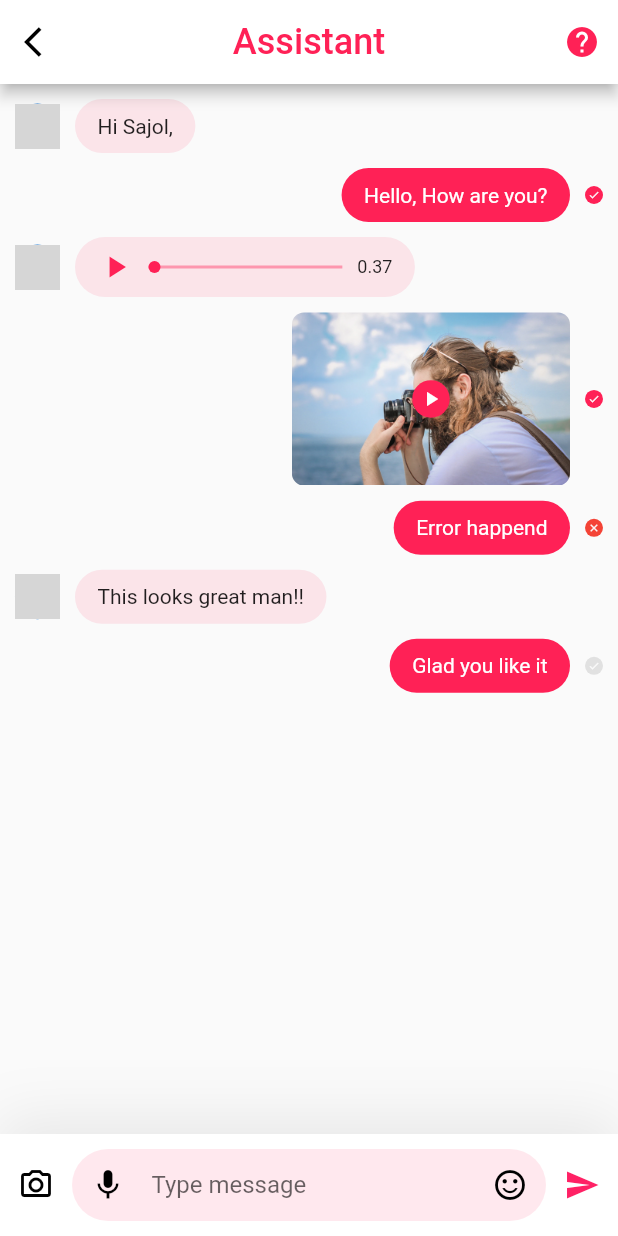
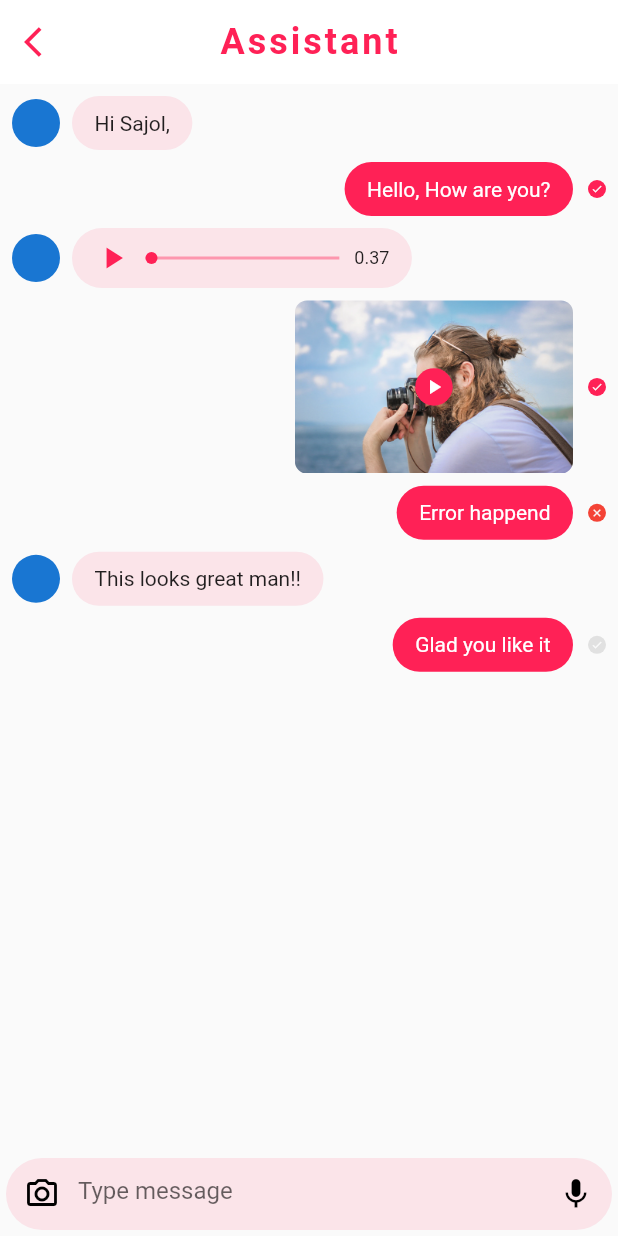
Before and after one commit to abdullahalmasum1120/Plasma, a Flutter app: the Assistant screen opened directly, on a phone screen of 412 x 824 dp. Run offline on Flutter 3.47's test engine with Material 2 defaults, Android fonts, the phone set to English and light mode, and no system bars; our stand-ins replace badges, carousel_slider, cloud_firestore, firebase_auth, firebase_core, firebase_storage and 4 more; accounts and stored records are empty; grey boxes are pictures that could not be loaded.

Commit message:
working with chatInputField()

```diff
--- a/lib/pages/assistant/asistant.dart
+++ b/lib/pages/assistant/asistant.dart
@@ -1,5 +1,6 @@
-// ignore_for_file: unnecessary_new, prefer_const_constructors
-
+import 'package:blood_donation/components/constant/colors.dart';
+import 'package:blood_donation/components/constant/size.dart';
+import 'package:blood_donation/components/constant/styles.dart';
 import 'package:blood_donation/pages/assistant/components/chat_input_field.dart';
 import 'package:blood_donation/pages/assistant/components/message.dart';
 import 'package:blood_donation/pages/assistant/components/model/chat_message.dart';
@@ -10,51 +11,41 @@ class Assistant extends StatelessWidget {
 
   @override
   Widget build(BuildContext context) {
-    return new SafeArea(
-      child: new Scaffold(
-        appBar: new AppBar(
+    return Scaffold(
+      appBar: AppBar(
         centerTitle: true,
-          leading: new IconButton(
-            color: Colors.black,
+        elevation: 0,
+        iconTheme: const IconThemeData(color: MyColors.primary),
+        leading: IconButton(
           onPressed: () {
             Navigator.pop(context);
           },
-            icon: new Icon(Icons.arrow_back_ios),
+          icon: const Icon(Icons.arrow_back_ios),
         ),
-          backgroundColor: Colors.white,
-          title: new Text(
+        backgroundColor: MyColors.white,
+        title: Text(
           "Assistant",
-            style: new TextStyle(
-              color: new Color(0xFFFF2156),
-              fontSize: 24,
+          style: MyTextStyles(MyColors.primary).titleTextStyle,
         ),
       ),
-          actions: [
-            new IconButton(
-              color: new Color(0xFFFF2156),
-              onPressed: () {},
-              icon: new Icon(Icons.help),
+      body: Column(
+        children: [
+          Expanded(
+            child: ListView.builder(
+              padding: const EdgeInsets.symmetric(
+                horizontal: MySizes.defaultSpace / 2,
               ),
-          ],
-        ),
-        body: new Container(
-          child: new Column(
-            children: [
-              new Expanded(
-                child: new ListView.builder(
-                  padding: EdgeInsets.symmetric(
-                    horizontal: 10,
-                  ),
-                  itemCount: demeChatMessages.length,
+              itemCount: demoChatMessages.length,
               itemBuilder: (context, index) {
-                    return new Message(message: demeChatMessages[index]);
+                return Message(message: demoChatMessages[index]);
               },
             ),
           ),
-              new ChatInputField(),
+          const Padding(
+            padding: EdgeInsets.all(MySizes.defaultSpace / 4),
+            child: ChatInputField(),
+          ),
         ],
-          ),
-        ),
       ),
     );
   }
--- a/lib/pages/assistant/components/chat_input_field.dart
+++ b/lib/pages/assistant/components/chat_input_field.dart
@@ -1,84 +1,93 @@
-// ignore_for_file: prefer_const_constructors, unnecessary_new, prefer_const_literals_to_create_immutables
-
+import 'package:blood_donation/components/constant/colors.dart';
+import 'package:blood_donation/components/constant/size.dart';
 import 'package:flutter/material.dart';
 
-class ChatInputField extends StatelessWidget {
+enum SendButtonState {
+  visible,
+  hidden,
+}
+
+class ChatInputField extends StatefulWidget {
   const ChatInputField({
     Key? key,
   }) : super(key: key);
 
   @override
+  State<ChatInputField> createState() => _ChatInputFieldState();
+}
+
+class _ChatInputFieldState extends State<ChatInputField> {
+  SendButtonState sendButtonState = SendButtonState.hidden;
+
+  @override
   Widget build(BuildContext context) {
     return Container(
-      width: double.infinity,
-      padding: EdgeInsets.symmetric(
-        vertical: 10,
+      decoration: BoxDecoration(
+        color: MyColors.primary.withOpacity(0.1),
+        borderRadius: BorderRadius.circular(MySizes.defaultRadius * 4),
       ),
-      decoration: BoxDecoration(
-        color: Colors.white,
-        boxShadow: [
-          BoxShadow(
-            offset: Offset(0, -10),
-            blurRadius: 32,
-            color: Colors.grey.withOpacity(0.2),
-          ),
-        ],
-      ),
-      child: SafeArea(
       child: Row(
         children: [
-            new IconButton(
-              onPressed: () {},
-              icon: Icon(
+          Expanded(
+            child: TextField(
+              maxLines: 2,
+              minLines: 1,
+              onChanged: (text) {
+                if (text.isEmpty &&
+                    (sendButtonState == SendButtonState.visible)) {
+                  setState(() {
+                    sendButtonState = SendButtonState.hidden;
+                  });
+                }
+                if (text.isNotEmpty &&
+                    (sendButtonState == SendButtonState.hidden)) {
+                  setState(() {
+                    sendButtonState = SendButtonState.visible;
+                  });
+                }
+              },
+              keyboardType: TextInputType.multiline,
+              decoration: InputDecoration(
+                hintText: "Type message",
+                border: InputBorder.none,
+                suffixIcon: Visibility(
+                  visible: (sendButtonState == SendButtonState.visible),
+                  child: IconButton(
+                    onPressed: () {
+                      //TODO: SendMessage()
+                    },
+                    icon: const Icon(
+                      Icons.send,
+                      color: MyColors.primary,
+                    ),
+                  ),
+                ),
+                prefixIcon: IconButton(
+                  onPressed: () {
+                    //TODO: pickImage()
+                  },
+                  icon: const Icon(
                     Icons.camera_alt_outlined,
                     color: Colors.black,
                   ),
                 ),
-            Expanded(
-              child: Container(
-                decoration: BoxDecoration(
-                  color: new Color(0xFFFF2156).withOpacity(0.1),
-                  borderRadius: BorderRadius.circular(40),
-                ),
-                child: Row(
-                  children: [
-                    new IconButton(
-                      onPressed: () {},
-                      icon: Icon(
-                        Icons.mic,
-                        color: Colors.black,
-                      ),
-                    ),
-                    SizedBox(width: 5),
-                    Expanded(
-                      child: TextField(
-                        decoration: InputDecoration(
-                          hintText: "Type message",
-                          border: InputBorder.none,
               ),
             ),
           ),
-                    new IconButton(
-                      onPressed: () {},
-                      icon: Icon(
-                        Icons.sentiment_satisfied_alt_outlined,
-                        color: Colors.black,
+          Visibility(
+            visible: (sendButtonState == SendButtonState.hidden),
+            child: IconButton(
+              onPressed: () {
+                //TODO: voiceRecordSend()
+              },
+              icon: const Icon(
+                Icons.mic,
+                color: MyColors.black,
+              ),
             ),
           ),
         ],
       ),
-              ),
-            ),
-            new IconButton(
-              onPressed: () {},
-              icon: Icon(
-                Icons.send,
-                color: new Color(0xFFFF2165),
-              ),
-            ),
-          ],
-        ),
-      ),
     );
   }
 }
--- a/lib/pages/assistant/components/message.dart
+++ b/lib/pages/assistant/components/message.dart
@@ -1,5 +1,6 @@
 // ignore_for_file: unnecessary_new, prefer_const_constructors
 
+import 'package:blood_donation/components/constant/size.dart';
 import 'package:blood_donation/pages/assistant/components/model/chat_message.dart';
 import 'package:flutter/material.dart';
 import 'message_types/audio_message.dart';
@@ -7,16 +8,16 @@ import 'message_types/text_message.dart';
 import 'message_types/video_message.dart';
 
 class Message extends StatelessWidget {
+  final ChatMessage message;
+
   const Message({
     Key? key,
     required this.message,
   }) : super(key: key);
 
-  final ChatMessage message;
-
   @override
   Widget build(BuildContext context) {
-    Widget messageContaint(ChatMessage message) {
+    Widget messageContained(ChatMessage message) {
       switch (message.messageType) {
         case ChatMessageType.text:
           return new TextMessage(message: message);
@@ -31,7 +32,7 @@ class Message extends StatelessWidget {
 
     return new Padding(
       padding: EdgeInsets.only(
-        top: 10,
+        top: MySizes.defaultSpace / 2,
       ),
       child: new Row(
         mainAxisAlignment:
@@ -39,14 +40,14 @@ class Message extends StatelessWidget {
         children: [
           if (!message.isSender) ...[
             new CircleAvatar(
-              radius: 15,
-              backgroundImage: new AssetImage(""),
+              radius: 16,
+              // backgroundImage: new AssetImage(""),
             ),
             new SizedBox(
-              width: 10,
+              width: MySizes.defaultSpace / 2,
             ),
           ],
-          messageContaint(message),
+          messageContained(message),
           if (message.isSender)
             new MessageStatusDot(status: message.messageStatus)
         ],
@@ -59,6 +60,7 @@ class MessageStatusDot extends StatelessWidget {
   final MessageStatus? status;
 
   const MessageStatusDot({Key? key, this.status}) : super(key: key);
+
   @override
   Widget build(BuildContext context) {
     Color dotColor(MessageStatus status) {
--- a/lib/pages/assistant/components/message_types/text_message.dart
+++ b/lib/pages/assistant/components/message_types/text_message.dart
@@ -4,12 +4,12 @@ import 'package:blood_donation/pages/assistant/components/model/chat_message.dar
 import 'package:flutter/material.dart';
 
 class TextMessage extends StatelessWidget {
+  final ChatMessage message;
+
   const TextMessage({
     Key? key,
-    this.message,
+    required this.message,
   }) : super(key: key);
-
-  final ChatMessage? message;
 
   @override
   Widget build(BuildContext context) {
--- a/lib/pages/assistant/components/model/chat_message.dart
+++ b/lib/pages/assistant/components/model/chat_message.dart
@@ -26,7 +26,7 @@ class ChatMessage {
   });
 }
 
-List demeChatMessages = [
+List demoChatMessages = [
   ChatMessage(
     text: "Hi Sajol,",
     messageType: ChatMessageType.text,
--- a/lib/pages/home/components/appbar.dart
+++ b/lib/pages/home/components/appbar.dart
@@ -63,7 +63,7 @@ class MyAppBar extends StatelessWidget implements PreferredSizeWidget {
 
               return IconButton(
                 onPressed: () {
-                  Get.to(() => const Notifications());
+                  Get.to(() => Notifications());
                 },
                 icon: Badge(
                   badgeColor: MyColors.primary,
--- a/lib/pages/home/components/body.dart
+++ b/lib/pages/home/components/body.dart
@@ -3,7 +3,7 @@
 import 'package:blood_donation/components/constant/colors.dart';
 import 'package:blood_donation/components/constant/size.dart';
 import 'package:blood_donation/components/constant/styles.dart';
-import 'package:blood_donation/model/grid.dart';
+import 'package:blood_donation/model/grid_item.dart';
 import 'package:blood_donation/model/featured_image.dart';
 import 'package:blood_donation/pages/assistant/asistant.dart';
 import 'package:blood_donation/pages/find_donors/donors.dart';
@@ -60,15 +60,15 @@ class _MyBodyState extends State<MyBody> {
       widget: Assistant(),
       badgeText: '',
     ),
-    GridData(
-      icon: Icon(
-        Icons.campaign,
-        color: MyColors.primary,
-      ),
-      label: 'Campaign',
-      widget: Text("Not found"),
-      badgeText: '',
-    ),
+    // GridData(
+    //   icon: Icon(
+    //     Icons.campaign,
+    //     color: MyColors.primary,
+    //   ),
+    //   label: 'Campaign',
+    //   widget: Text("Not found"),
+    //   badgeText: '',
+    // ),
   ];
   int _currentImageIndex = 0;
   late Stream<QuerySnapshot<Map<String, dynamic>>> _requestsStream;
--- a/lib/pages/home/components/grid_item.dart
+++ b/lib/pages/home/components/grid_item.dart
@@ -4,7 +4,7 @@ import 'package:badges/badges.dart';
 import 'package:blood_donation/components/constant/colors.dart';
 import 'package:blood_donation/components/constant/size.dart';
 import 'package:blood_donation/components/constant/styles.dart';
-import 'package:blood_donation/model/grid.dart';
+import 'package:blood_donation/model/grid_item.dart';
 import 'package:flutter/material.dart';
 
 class MyGridCard extends StatelessWidget {
--- a/lib/pages/notifications/notification.dart
+++ b/lib/pages/notifications/notification.dart
@@ -10,13 +10,14 @@ import 'package:flutter_svg/svg.dart';
 import 'package:get/get.dart';
 
 class Notifications extends StatelessWidget {
-  const Notifications({
+  List<ReceivedRequest> receivedRequests = <ReceivedRequest>[];
+
+  Notifications({
     Key? key,
   }) : super(key: key);
 
   @override
   Widget build(BuildContext context) {
-    List<ReceivedRequest> receivedRequests = <ReceivedRequest>[];
     return Scaffold(
       backgroundColor: MyColors.white,
       appBar: AppBar(
@@ -62,6 +63,7 @@ class Notifications extends StatelessWidget {
               );
             }
             //populate List of notifications
+            receivedRequests.clear();
             for (var element in snapshot.data!.docs) {
               receivedRequests.add(ReceivedRequest.fromJson(element.data()));
             }
```
Also changed, not shown: lib/model/grid_item.dart (renamed from lib/model/grid.dart), pubspec.lock. Lines whose indentation alone changed are shown as unchanged.
